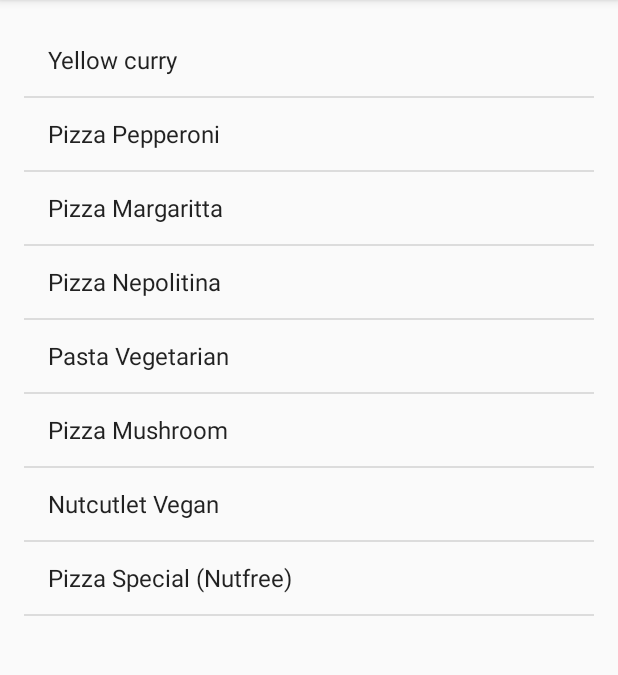
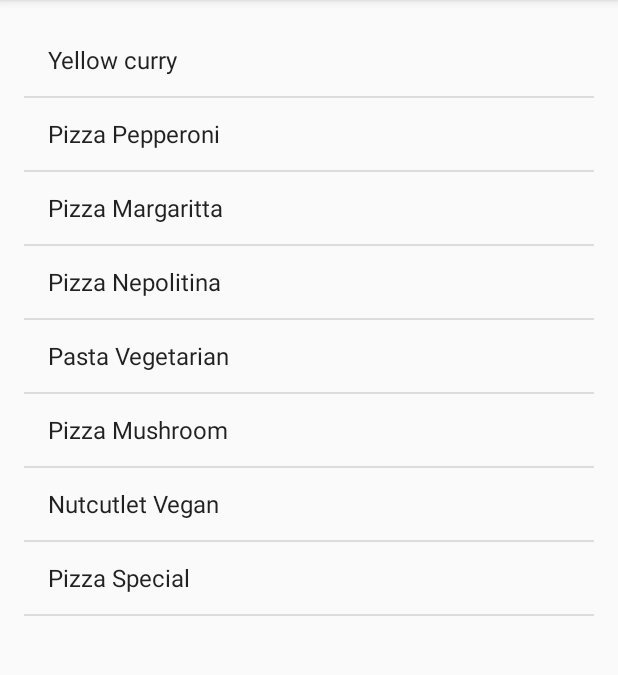
Before and after one commit to ViliusKraujutis/chear, an Android app: the screen it shows after launch (NewOrderActivity), on a phone screen of 412 x 824 dp, the part 84-759 px from its top. Run offline under Robolectric (Android 15) with nearby library versions, the phone set to English and light mode, and no system bars; our stand-ins replace ButterKnife.

Commit message:
Update strings.xml

```diff
--- a/mobile/src/main/res/values/strings.xml
+++ b/mobile/src/main/res/values/strings.xml
@@ -15,7 +15,7 @@
         <item>Pasta Vegetarian</item>
         <item>Pizza Mushroom</item>
         <item>Nutcutlet Vegan</item>
-        <item>Pizza Special (Nutfree)</item>
+        <item>Pizza Special</item>
     </string-array>
 
 </resources>
```
